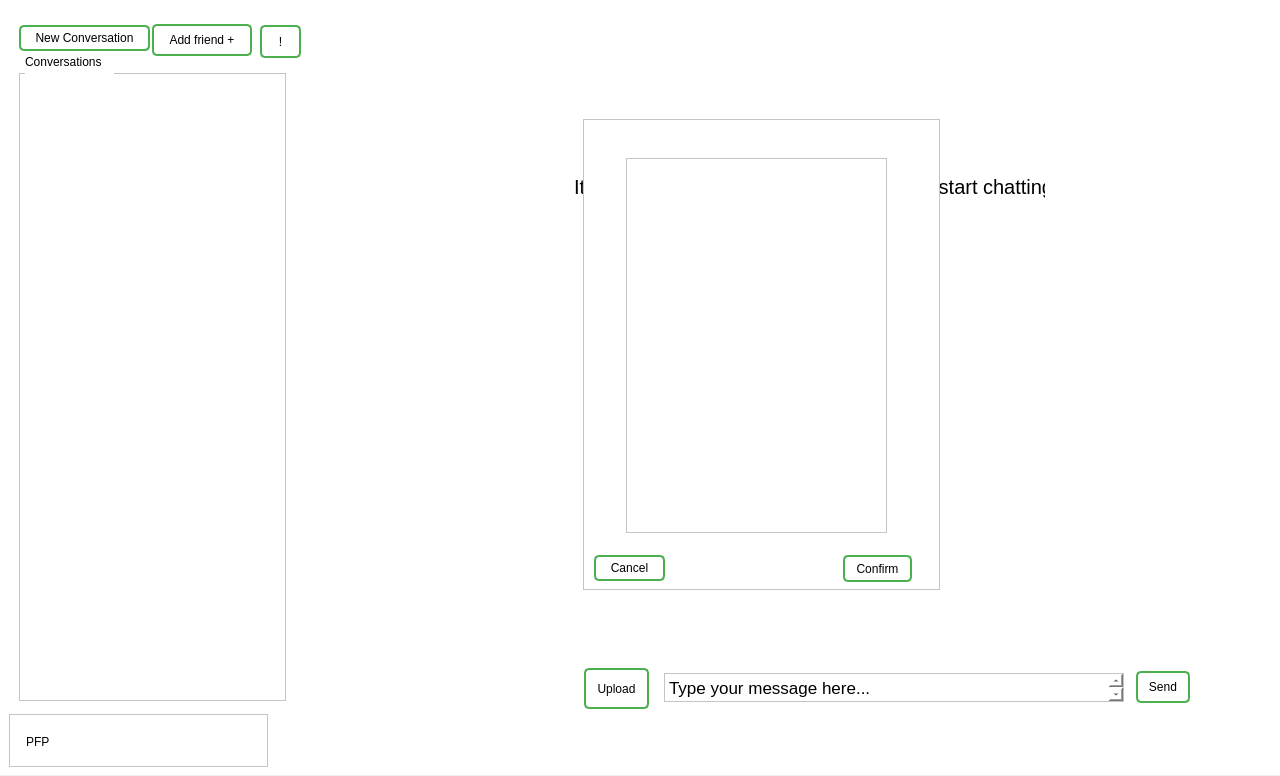
The window that Forms/mainwindow.ui (JustinGetty/LotusAppClient) describes before a commit, drawn with Qt 5.
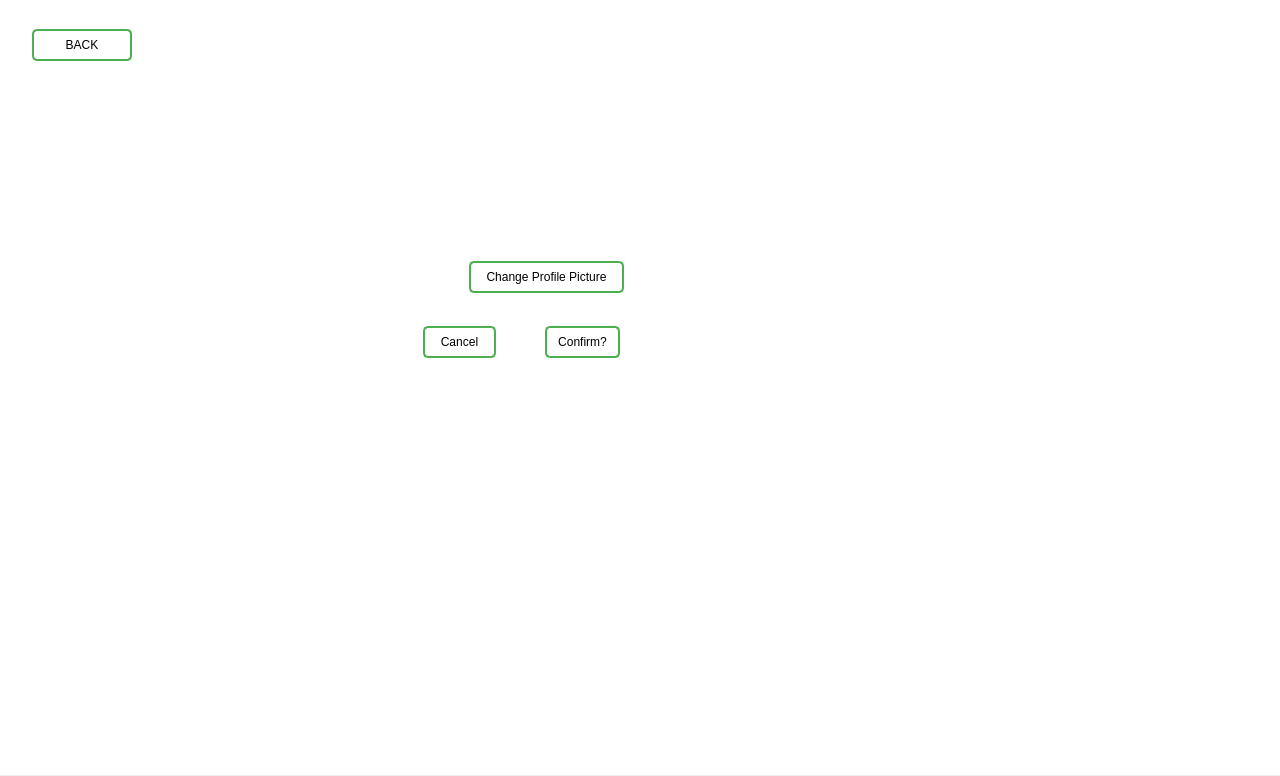
The same window after the commit. The open tabs and pages were chosen to show the change.

Commit message: Fixed groupchat names. Working on profile picture system. Not working

Diff of the .ui file:
```diff
--- a/Forms/mainwindow.ui
+++ b/Forms/mainwindow.ui
@@ -46,6 +46,109 @@
     <property name="currentIndex">
      <number>0</number>
     </property>
+    <widget class="QWidget" name="settings_window">
+     <property name="styleSheet">
+      <string notr="true">QWidget{
+background-color: #ffffff;
+}</string>
+     </property>
+     <widget class="QWidget" name="widget_5" native="true">
+      <property name="geometry">
+       <rect>
+        <x>55</x>
+        <y>4</y>
+        <width>1285</width>
+        <height>775</height>
+       </rect>
+      </property>
+      <widget class="QPushButton" name="change_pfp_button">
+       <property name="geometry">
+        <rect>
+         <x>473</x>
+         <y>258</y>
+         <width>155</width>
+         <height>32</height>
+        </rect>
+       </property>
+       <property name="styleSheet">
+        <string notr="true">QPushButton{
+color: #000000;
+}</string>
+       </property>
+       <property name="text">
+        <string>Change Profile Picture</string>
+       </property>
+      </widget>
+      <widget class="QLabel" name="profile_pic_label">
+       <property name="geometry">
+        <rect>
+         <x>484</x>
+         <y>326</y>
+         <width>126</width>
+         <height>122</height>
+        </rect>
+       </property>
+       <property name="text">
+        <string/>
+       </property>
+      </widget>
+      <widget class="QPushButton" name="confirm_profile_pic_btn">
+       <property name="geometry">
+        <rect>
+         <x>549</x>
+         <y>323</y>
+         <width>75</width>
+         <height>32</height>
+        </rect>
+       </property>
+       <property name="styleSheet">
+        <string notr="true">QPushButton{
+	color: #000000;
+}</string>
+       </property>
+       <property name="text">
+        <string>Confirm?</string>
+       </property>
+      </widget>
+      <widget class="QPushButton" name="cancel_profile_pic_change">
+       <property name="geometry">
+        <rect>
+         <x>427</x>
+         <y>323</y>
+         <width>73</width>
+         <height>32</height>
+        </rect>
+       </property>
+       <property name="styleSheet">
+        <string notr="true">QPushButton{
+	color: #000000;
+}</string>
+       </property>
+       <property name="text">
+        <string>Cancel</string>
+       </property>
+      </widget>
+      <widget class="QPushButton" name="to_main_from_settings_btn">
+       <property name="geometry">
+        <rect>
+         <x>36</x>
+         <y>26</y>
+         <width>100</width>
+         <height>32</height>
+        </rect>
+       </property>
+       <property name="styleSheet">
+        <string notr="true">QPushButton
+{
+	color: #000000;
+}</string>
+       </property>
+       <property name="text">
+        <string>BACK</string>
+       </property>
+      </widget>
+     </widget>
+    </widget>
     <widget class="QWidget" name="main_window">
      <property name="minimumSize">
       <size>
@@ -604,7 +707,7 @@
         <rect>
          <x>9</x>
          <y>715</y>
-         <width>259</width>
+         <width>296</width>
          <height>53</height>
         </rect>
        </property>
```
Left out of the diff: 24 changed lines with no effect on the pictures. The commit also changes 5 other files.
